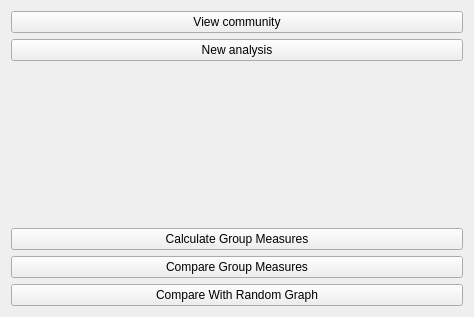
softmatterlab/Braph-2.0-Python, file braphy/gui/ui_files/start_analysis_widget.ui: the form before one commit.
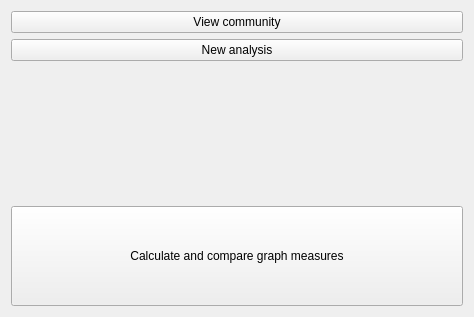
The form after the commit. Custom widgets are drawn as their Qt base class.

Commit message: Merged calculation windows into one.

The edit to the form file:
```diff
--- a/braphy/gui/ui_files/start_analysis_widget.ui
+++ b/braphy/gui/ui_files/start_analysis_widget.ui
@@ -54,22 +54,14 @@
      </item>
      <item>
       <widget class="QPushButton" name="btnCalculate">
-       <property name="text">
-        <string>Calculate Group Measures</string>
+       <property name="minimumSize">
+        <size>
+         <width>0</width>
+         <height>100</height>
+        </size>
        </property>
-      </widget>
-     </item>
-     <item>
-      <widget class="QPushButton" name="btnCompare">
        <property name="text">
-        <string>Compare Group Measures</string>
-       </property>
-      </widget>
-     </item>
-     <item>
-      <widget class="QPushButton" name="btnRandom">
-       <property name="text">
-        <string>Compare With Random Graph</string>
+        <string>Calculate and compare graph measures</string>
        </property>
       </widget>
      </item>
```
The commit also changes 6 other files.
